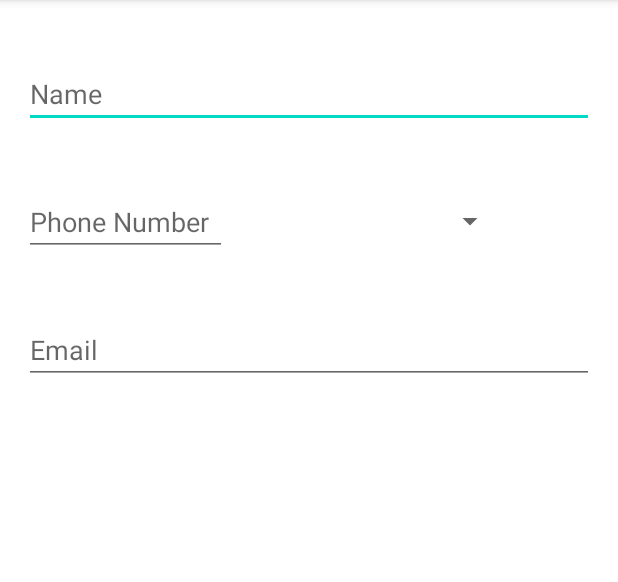
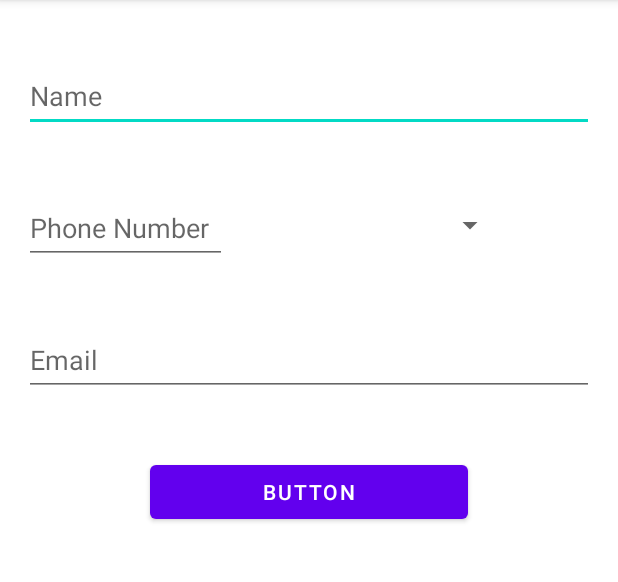
Before and after one commit to sanjimsb/ContactListApp, an Android app: the AddContact screen opened directly, with no data from a screen before it, on a phone screen of 412 x 824 dp, the part 84-666 px from its top. Run offline under Robolectric (Android 15) with nearby library versions, the phone set to English and light mode, and no system bars.

Commit message:
Updated code so that the user input is saved within a singleton class reference

```diff
--- a/app/build.gradle
+++ b/app/build.gradle
@@ -31,6 +31,7 @@ dependencies {
 
     implementation 'androidx.appcompat:appcompat:1.4.1'
     implementation 'com.google.android.material:material:1.5.0'
+    implementation 'com.google.code.gson:gson:2.9.0'
     implementation 'androidx.constraintlayout:constraintlayout:2.1.3'
     implementation 'com.google.android.material:material:1.5.0'
     testImplementation 'junit:junit:4.+'
--- a/app/src/main/java/com/example/contactlist/AddContact.java
+++ b/app/src/main/java/com/example/contactlist/AddContact.java
@@ -1,14 +1,84 @@
 package com.example.contactlist;
 
 import androidx.appcompat.app.AppCompatActivity;
+import androidx.recyclerview.widget.DefaultItemAnimator;
+import androidx.recyclerview.widget.LinearLayoutManager;
+import androidx.recyclerview.widget.RecyclerView;
 
+import android.content.Intent;
 import android.os.Bundle;
+import android.view.View;
+import android.webkit.WebView;
+import android.widget.Button;
+import android.widget.ListView;
+import android.widget.TextView;
 
-public class AddContact extends AppCompatActivity {
+import com.example.contactlist.Adapters.ContactListAdapter;
+import com.example.contactlist.Models.ContactListModel;
+import com.example.contactlist.Singleton.Singleton;
+
+import java.util.ArrayList;
+
+public class AddContact extends AppCompatActivity  implements View.OnClickListener {
+    Intent intent;
+    private TextView nameTxt;
+    private TextView phoneNum;
+    private TextView email;
+    private Button saveButton;
+    private Singleton singletonInstance;
+    private ArrayList<ContactListModel> contactList;
+    private RecyclerView recyclerView;
+    ContactListAdapter adapter;
 
     @Override
     protected void onCreate(Bundle savedInstanceState) {
         super.onCreate(savedInstanceState);
         setContentView(R.layout.activity_add_contact);
+
+        recyclerView = findViewById(R.id.list);
+        contactList = new ArrayList<ContactListModel>();
+
+        intent = getIntent();
+
+        nameTxt = findViewById(R.id.nameEditText);
+        phoneNum = findViewById(R.id.phoneEditText);
+        email = findViewById(R.id.emailEditText);
+
+        nameTxt.setText(intent.getStringExtra("name"));
+        phoneNum.setText(intent.getStringExtra("phn"));
+        email.setText(intent.getStringExtra("email"));
+
+
+        singletonInstance = Singleton.getInstance();
+        contactList = singletonInstance.getContactList();
+        saveButton = findViewById(R.id.button);
+        saveButton.setOnClickListener(this);
+
+
+    }
+
+    public void onClick(View view) {
+        int getCurrentDice;
+        String getName = String.valueOf( nameTxt.getText());
+//        int getPhn = (int) phoneNum.getText();
+        String getEmail =  String.valueOf(email.getText());
+        switch(view.getId()) {
+            case R.id.button:
+                contactList.add(new ContactListModel(getName,455, getEmail));
+                singletonInstance.setContactList(contactList);
+                System.out.println(singletonInstance.getContactList().size());
+                setAdapter();
+                break;
+        }
+    }
+
+    private void setAdapter() {
+        Intent intent = new Intent(AddContact.this, MainActivity.class);
+        intent.setFlags(Intent.FLAG_ACTIVITY_CLEAR_TOP);
+        finish();
+        overridePendingTransition(0, 0);
+        startActivity(intent);
+        overridePendingTransition(0, 0);
+
     }
 }
--- /dev/null
+++ b/app/src/main/java/com/example/contactlist/Singleton/Singleton.java
@@ -0,0 +1,24 @@
+package com.example.contactlist.Singleton;
+
+import com.example.contactlist.Models.ContactListModel;
+
+import java.util.ArrayList;
+
+public class Singleton {
+    public ArrayList<ContactListModel> contactList = new ArrayList<ContactListModel>();
+    private static final Singleton singletonInstance = new Singleton();
+
+    public static Singleton getInstance() {
+        return singletonInstance;
+    }
+
+    private Singleton(){}
+
+    public void setContactList(ArrayList<ContactListModel> getContactList) {
+        this.contactList = getContactList;
+    }
+
+    public ArrayList<ContactListModel> getContactList() {
+        return contactList;
+    }
+}
--- a/app/src/main/res/layout/activity_add_contact.xml
+++ b/app/src/main/res/layout/activity_add_contact.xml
@@ -10,43 +10,60 @@
         android:id="@+id/nameEditText"
         android:layout_width="match_parent"
         android:layout_height="wrap_content"
+        android:minHeight="48dp"
         android:layout_marginLeft="16dp"
         android:layout_marginTop="40dp"
         android:layout_marginRight="16dp"
-        android:hint="Name" />
+        android:hint="Name"
+        android:inputType="text" />
 
 
     <EditText
+        android:id="@+id/phoneEditText"
         android:layout_width="135dp"
         android:layout_height="wrap_content"
-        android:id="@+id/phoneEditText"
+        android:layout_below="@+id/nameEditText"
+        android:layout_marginLeft="16dp"
+        android:layout_marginTop="40dp"
         android:layout_marginRight="16dp"
-        android:layout_marginTop="40dp"
-        android:layout_marginLeft="16dp"
-        android:layout_below="@+id/nameEditText"
-        android:inputType="number"
-        android:hint="Phone Number"/>
+        android:minHeight="48dp"
+        android:hint="Phone Number"
+        android:inputType="number" />
 
     <Spinner
+        android:id="@+id/spinner"
         android:layout_width="170dp"
         android:layout_height="wrap_content"
+        android:layout_below="@+id/nameEditText"
         android:layout_marginTop="50dp"
         android:layout_marginRight="16dp"
-        android:layout_below="@+id/nameEditText"
-        android:layout_toRightOf="@+id/phoneEditText"
-        android:id="@+id/spinner"/>
+        android:layout_toRightOf="@+id/phoneEditText" />
 
 
     <EditText
+        android:id="@+id/emailEditText"
         android:layout_width="match_parent"
         android:layout_height="wrap_content"
-        android:id="@+id/emailEditText"
-        android:layout_marginRight="16dp"
-        android:layout_marginTop="40dp"
-        android:layout_marginLeft="16dp"
+        android:inputType="text"
         android:layout_below="@+id/phoneEditText"
         android:layout_centerInParent="true"
-        android:hint="Email"/>
+        android:layout_marginLeft="16dp"
+        android:layout_marginTop="40dp"
+        android:minHeight="48dp"
+        android:layout_marginRight="16dp"
+        android:hint="Email" />
+
+    <Button
+        android:id="@+id/button"
+        android:layout_width="200dp"
+        android:layout_height="wrap_content"
+        android:layout_below="@+id/emailEditText"
+        android:layout_alignParentStart="true"
+        android:layout_alignParentEnd="true"
+        android:layout_marginStart="100dp"
+        android:layout_marginTop="40dp"
+        android:layout_marginEnd="100dp"
+        android:text="Button" />
 
 
 </RelativeLayout>
```
Also changed, not shown: app/src/main/java/com/example/contactlist/Adapters/ContactListAdapter.java (+15 -12 lines), app/src/main/java/com/example/contactlist/MainActivity.java (+31 -9 lines).
